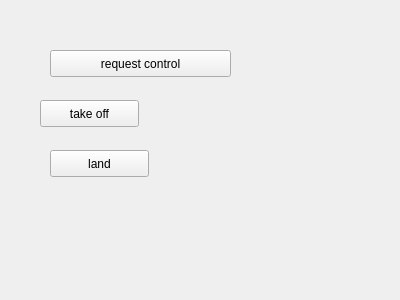
Qt form src/teamhku_ocs/teamhku_ocs.ui (SiChiTong/teamhku_ocs) before a commit.
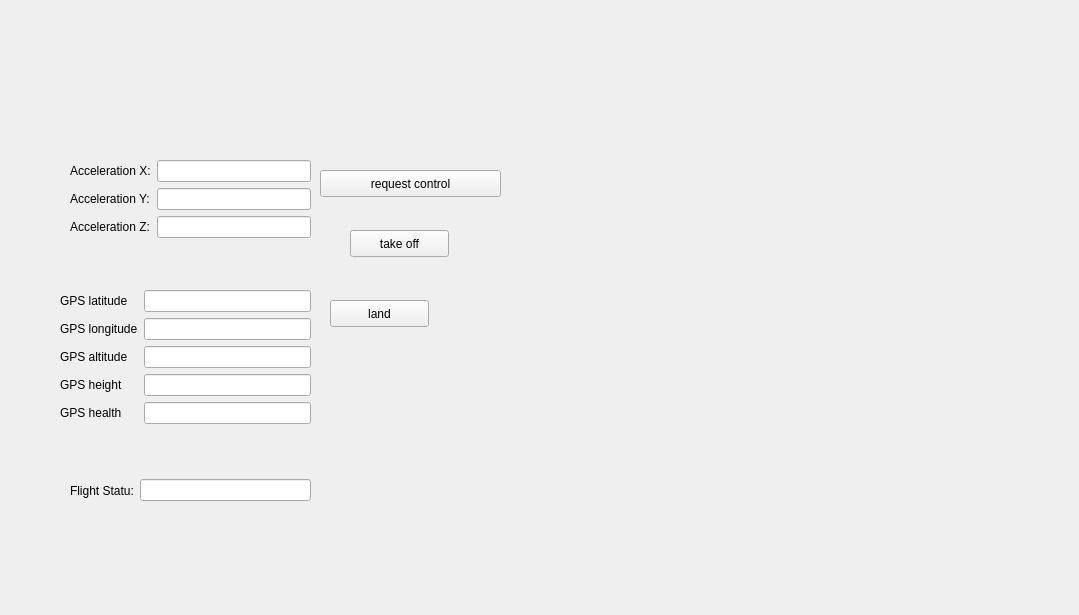
The same form after that commit.

Commit message: add display panel

```diff
--- a/src/teamhku_ocs/teamhku_ocs.ui
+++ b/src/teamhku_ocs/teamhku_ocs.ui
@@ -6,18 +6,144 @@
    <rect>
     <x>0</x>
     <y>0</y>
-    <width>400</width>
-    <height>300</height>
+    <width>1079</width>
+    <height>615</height>
    </rect>
   </property>
   <property name="windowTitle">
    <string>Form</string>
   </property>
+  <widget class="QWidget" name="formLayoutWidget_3">
+   <property name="geometry">
+    <rect>
+     <x>60</x>
+     <y>290</y>
+     <width>251</width>
+     <height>161</height>
+    </rect>
+   </property>
+   <layout class="QFormLayout" name="formLayout_3">
+    <item row="0" column="0">
+     <widget class="QLabel" name="gPSLatitudeLabel">
+      <property name="text">
+       <string>GPS latitude</string>
+      </property>
+     </widget>
+    </item>
+    <item row="0" column="1">
+     <widget class="QLineEdit" name="gPSLatitudeLineEdit"/>
+    </item>
+    <item row="1" column="0">
+     <widget class="QLabel" name="gPSLongitudeLabel">
+      <property name="text">
+       <string>GPS longitude</string>
+      </property>
+     </widget>
+    </item>
+    <item row="1" column="1">
+     <widget class="QLineEdit" name="gPSLongitudeLineEdit"/>
+    </item>
+    <item row="2" column="0">
+     <widget class="QLabel" name="gPSAltitudeLabel">
+      <property name="text">
+       <string>GPS altitude</string>
+      </property>
+     </widget>
+    </item>
+    <item row="2" column="1">
+     <widget class="QLineEdit" name="gPSAltitudeLineEdit"/>
+    </item>
+    <item row="3" column="0">
+     <widget class="QLabel" name="gPSHeightLabel">
+      <property name="text">
+       <string>GPS height</string>
+      </property>
+     </widget>
+    </item>
+    <item row="3" column="1">
+     <widget class="QLineEdit" name="gPSHeightLineEdit"/>
+    </item>
+    <item row="4" column="0">
+     <widget class="QLabel" name="gPSHealthLabel">
+      <property name="text">
+       <string>GPS health</string>
+      </property>
+     </widget>
+    </item>
+    <item row="4" column="1">
+     <widget class="QLineEdit" name="gPSHealthLineEdit"/>
+    </item>
+   </layout>
+  </widget>
+  <widget class="QWidget" name="formLayoutWidget">
+   <property name="geometry">
+    <rect>
+     <x>70</x>
+     <y>160</y>
+     <width>241</width>
+     <height>95</height>
+    </rect>
+   </property>
+   <layout class="QFormLayout" name="formLayout">
+    <item row="0" column="0">
+     <widget class="QLabel" name="accelerationXLabel">
+      <property name="text">
+       <string>Acceleration X:</string>
+      </property>
+     </widget>
+    </item>
+    <item row="0" column="1">
+     <widget class="QLineEdit" name="accelerationXLineEdit"/>
+    </item>
+    <item row="1" column="0">
+     <widget class="QLabel" name="accelerationYLabel">
+      <property name="text">
+       <string>Acceleration Y:</string>
+      </property>
+     </widget>
+    </item>
+    <item row="1" column="1">
+     <widget class="QLineEdit" name="accelerationYLineEdit"/>
+    </item>
+    <item row="2" column="0">
+     <widget class="QLabel" name="accelerationZLabel">
+      <property name="text">
+       <string>Acceleration Z:</string>
+      </property>
+     </widget>
+    </item>
+    <item row="2" column="1">
+     <widget class="QLineEdit" name="accelerationZLineEdit"/>
+    </item>
+   </layout>
+  </widget>
+  <widget class="QWidget" name="horizontalLayoutWidget">
+   <property name="geometry">
+    <rect>
+     <x>70</x>
+     <y>470</y>
+     <width>241</width>
+     <height>41</height>
+    </rect>
+   </property>
+   <layout class="QHBoxLayout" name="horizontalLayout">
+    <item>
+     <widget class="QLabel" name="label">
+      <property name="text">
+       <string>Flight Statu:</string>
+      </property>
+     </widget>
+    </item>
+    <item>
+     <widget class="QLineEdit" name="lineEdit"/>
+    </item>
+   </layout>
+  </widget>
   <widget class="QPushButton" name="request_control_button_">
    <property name="geometry">
     <rect>
-     <x>50</x>
-     <y>50</y>
+     <x>320</x>
+     <y>170</y>
      <width>181</width>
      <height>27</height>
     </rect>
@@ -29,8 +155,8 @@
   <widget class="QPushButton" name="take_off_button_">
    <property name="geometry">
     <rect>
-     <x>40</x>
-     <y>100</y>
+     <x>350</x>
+     <y>230</y>
      <width>99</width>
      <height>27</height>
     </rect>
@@ -42,8 +168,8 @@
   <widget class="QPushButton" name="land_button_">
    <property name="geometry">
     <rect>
-     <x>50</x>
-     <y>150</y>
+     <x>330</x>
+     <y>300</y>
      <width>99</width>
      <height>27</height>
     </rect>
```
The commit also changes 4 other files.
